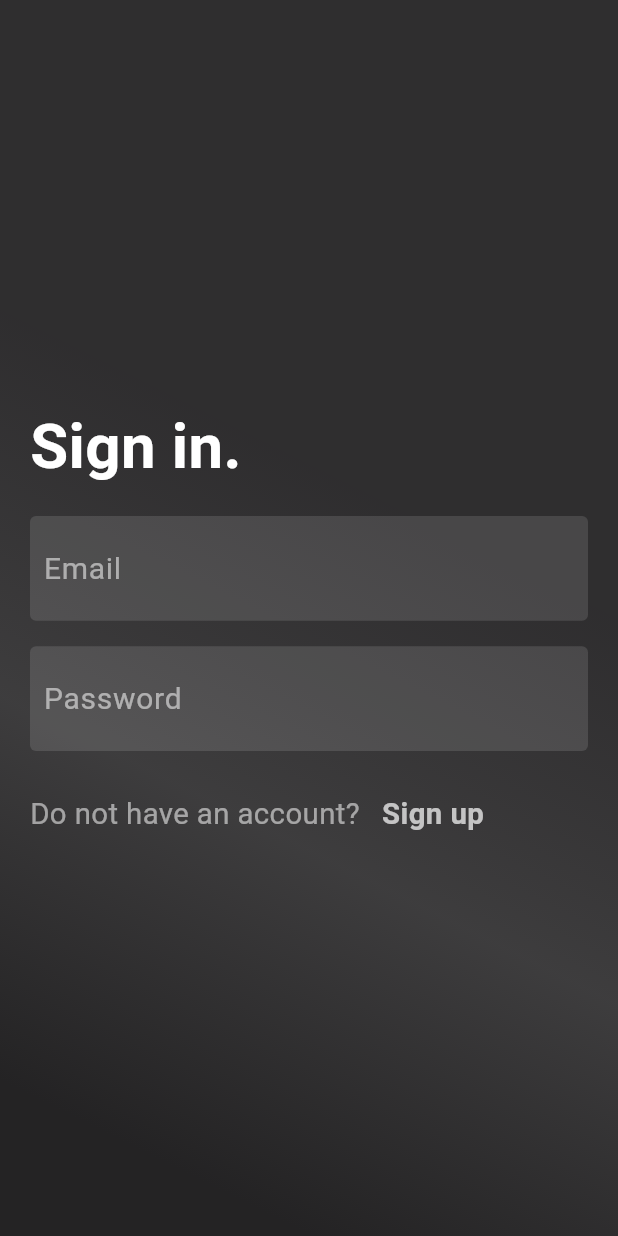
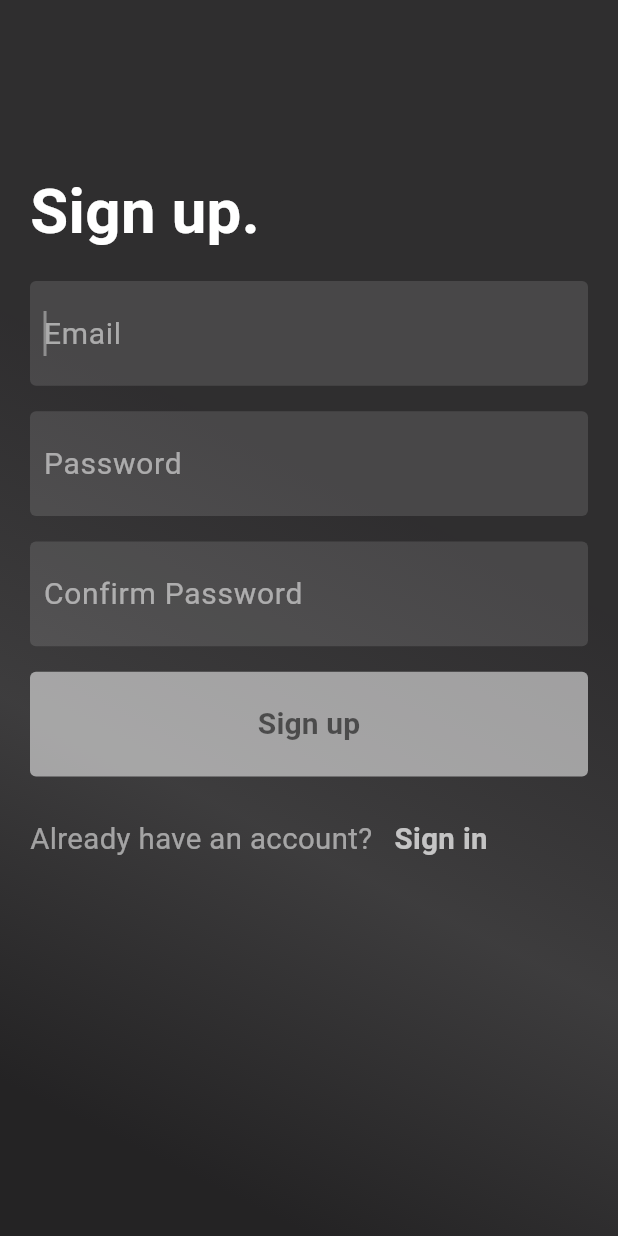
Before and after one commit to Abdusalom-mobile-developer/flutter_practice45_Firebase, a Flutter app: the screen it shows after launch, after a tap on "Sign up", on a phone screen of 412 x 824 dp. Run offline on Flutter 3.47's test engine with Material 3 defaults, Android fonts, the light colour scheme and no system bars; our stand-ins replace logger.

Commit message:
Created UI of Sign Up Screen and made some changes in Sign In Screen.

```diff
--- a/lib/config/widgets.dart
+++ b/lib/config/widgets.dart
@@ -2,7 +2,8 @@ import 'package:flutter/material.dart';
 
 mixin CustomWidgets {
   Widget textFieldCustom(
-      BuildContext context, String hint, TextEditingController controller) {
+      BuildContext context, String hint, TextEditingController controller,
+      {FocusNode? focusNode}) {
     return Container(
       margin: const EdgeInsets.only(top: 17),
       padding: const EdgeInsets.only(left: 9),
@@ -11,6 +12,8 @@ mixin CustomWidgets {
       decoration: BoxDecoration(
           color: Colors.white12, borderRadius: BorderRadius.circular(4)),
       child: TextField(
+        focusNode: focusNode,
+        autofocus: true,
         controller: controller,
         cursorColor: Colors.white38,
         style: const TextStyle(
@@ -25,4 +28,24 @@ mixin CustomWidgets {
       ),
     );
   }
+
+  Widget customButton(
+      BuildContext context, void Function() function, String text) {
+    return Container(
+      margin: const EdgeInsets.only(top: 17),
+      height: MediaQuery.of(context).size.width / 5.9,
+      width: double.infinity,
+      decoration: BoxDecoration(
+          color: Colors.white54, borderRadius: BorderRadius.circular(4)),
+      child: TextButton(
+          onPressed: function,
+          child: Text(
+            text,
+            style: const TextStyle(
+                color: Colors.black54,
+                fontSize: 20,
+                fontWeight: FontWeight.bold),
+          )),
+    );
+  }
 }
--- a/lib/screens/sign_in.dart
+++ b/lib/screens/sign_in.dart
@@ -1,5 +1,6 @@
 import 'package:flutter/material.dart';
 import 'package:flutter_practice45_firabase/config/widgets.dart';
+import 'package:flutter_practice45_firabase/sign_up.dart';
 
 class SignInScreen extends StatefulWidget {
   static const String id = "/sign_in_screen";
@@ -12,14 +13,23 @@ class SignInScreen extends StatefulWidget {
 }
 
 class _SignInScreenState extends State<SignInScreen> with CustomWidgets {
+  final FocusNode _focusNode = FocusNode();
+  @override
+  void initState() {
+    super.initState();
+    _focusNode.requestFocus();
+  }
+
   final TextEditingController _emailController = TextEditingController();
   final TextEditingController _passwordController = TextEditingController();
   @override
   Widget build(BuildContext context) {
     return Scaffold(
-      body: Container(
+        resizeToAvoidBottomInset: false,
+        body: Container(
+          height: double.infinity,
           width: double.infinity,
-          padding: const EdgeInsets.symmetric(horizontal: 20),
+          padding: const EdgeInsets.fromLTRB(20, 0, 20, 20),
           decoration: BoxDecoration(
               gradient: LinearGradient(begin: Alignment.bottomCenter, colors: [
             Colors.black.withOpacity(0.86),
@@ -27,9 +37,12 @@ class _SignInScreenState extends State<SignInScreen> with CustomWidgets {
             Colors.black.withOpacity(0.817),
           ])),
           child: Column(
-            mainAxisAlignment: MainAxisAlignment.center,
+            mainAxisAlignment: MainAxisAlignment.start,
             crossAxisAlignment: CrossAxisAlignment.start,
             children: [
+              SizedBox(
+                height: MediaQuery.of(context).size.width / 3.7,
+              ),
               Text(
                 "Sign in.",
                 style: TextStyle(
@@ -37,8 +50,13 @@ class _SignInScreenState extends State<SignInScreen> with CustomWidgets {
                     fontSize: MediaQuery.of(context).size.width / 10,
                     fontWeight: FontWeight.bold),
               ),
-              textFieldCustom(context, "Email", _emailController),
+              textFieldCustom(context, "Email", _emailController,
+                  focusNode: _focusNode),
               textFieldCustom(context, "Password", _passwordController),
+              customButton(context, () {
+                _emailController.clear();
+                _passwordController.clear();
+              }, "Sign in"),
               SizedBox(
                 height: MediaQuery.of(context).size.width / 15,
               ),
@@ -55,7 +73,9 @@ class _SignInScreenState extends State<SignInScreen> with CustomWidgets {
                     width: MediaQuery.of(context).size.width / 28,
                   ),
                   GestureDetector(
-                    onTap: () {},
+                    onTap: () {
+                      Navigator.pushReplacementNamed(context, SignUpScreen.id);
+                    },
                     child: Text(
                       "Sign up",
                       style: TextStyle(
@@ -68,17 +88,7 @@ class _SignInScreenState extends State<SignInScreen> with CustomWidgets {
                 ],
               )
             ],
-          )),
-    );
+          ),
+        ));
   }
 }
-
-// Center(
-//           child: Text(
-//                   "Sign in.",
-//                   style: TextStyle(
-//                       color: Colors.white,
-//                       fontSize: MediaQuery.of(context).size.width / 5.7,
-//                       fontWeight: FontWeight.bold),
-//                 ),
-//         ),
--- a/lib/sign_up.dart
+++ b/lib/sign_up.dart
@@ -1,31 +1,98 @@
 import 'package:flutter/material.dart';
+import 'package:flutter_practice45_firabase/config/widgets.dart';
+import 'package:flutter_practice45_firabase/screens/sign_in.dart';
 
-class SignUpScreen extends StatelessWidget {
+class SignUpScreen extends StatefulWidget {
   static const String id = "/sign_up_screen";
   const SignUpScreen({
     super.key,
   });
 
   @override
+  State<SignUpScreen> createState() => _SignUpScreenState();
+}
+
+class _SignUpScreenState extends State<SignUpScreen> with CustomWidgets {
+  final FocusNode _focusNode = FocusNode();
+  @override
+  void initState() {
+    super.initState();
+    _focusNode.requestFocus();
+  }
+
+  final TextEditingController _emailController = TextEditingController();
+  final TextEditingController _passwordController = TextEditingController();
+  final TextEditingController _cpasswordController = TextEditingController();
+  @override
   Widget build(BuildContext context) {
     return Scaffold(
         body: Container(
+      height: double.infinity,
+      width: double.infinity,
+      padding: const EdgeInsets.fromLTRB(20, 0, 20, 20),
       decoration: BoxDecoration(
           gradient: LinearGradient(begin: Alignment.bottomCenter, colors: [
         Colors.black.withOpacity(0.86),
         Colors.grey[900]!.withOpacity(0.87),
         Colors.black.withOpacity(0.817),
       ])),
-        child: Center(
-          child: Text(
+      child: SingleChildScrollView(
+        child: Column(
+          mainAxisAlignment: MainAxisAlignment.start,
+          crossAxisAlignment: CrossAxisAlignment.start,
+          children: [
+            SizedBox(
+              height: MediaQuery.of(context).size.width / 3.7,
+            ),
+            Text(
               "Sign up.",
               style: TextStyle(
                   color: Colors.white,
-                fontSize: MediaQuery.of(context).size.width / 5.7,
+                  fontSize: MediaQuery.of(context).size.width / 10,
                   fontWeight: FontWeight.bold),
+            ),
+            textFieldCustom(context, "Email", _emailController,
+                focusNode: _focusNode),
+            textFieldCustom(context, "Password", _passwordController),
+            textFieldCustom(context, "Confirm Password", _cpasswordController),
+            customButton(context, () {
+              _emailController.clear();
+              _passwordController.clear();
+              _cpasswordController.clear();
+            }, "Sign up"),
+            SizedBox(
+              height: MediaQuery.of(context).size.width / 15,
+            ),
+            Row(
+              children: [
+                Text(
+                  "Already have an account?",
+                  style: TextStyle(
+                    color: Colors.white54,
+                    fontSize: MediaQuery.of(context).size.width / 21,
+                  ),
+                ),
+                SizedBox(
+                  width: MediaQuery.of(context).size.width / 28,
+                ),
+                GestureDetector(
+                  onTap: () {
+                    Navigator.pushReplacementNamed(context, SignInScreen.id);
+                  },
+                  child: Text(
+                    "Sign in",
+                    style: TextStyle(
+                      color: Colors.white70,
+                      fontWeight: FontWeight.bold,
+                      fontSize: MediaQuery.of(context).size.width / 21,
                     ),
                   ),
                 ),
-    );
+              ],
+            )
+          ],
+        ),
+      ),
+    ));
   }
 }
```
Lines whose indentation alone changed are shown as unchanged.
